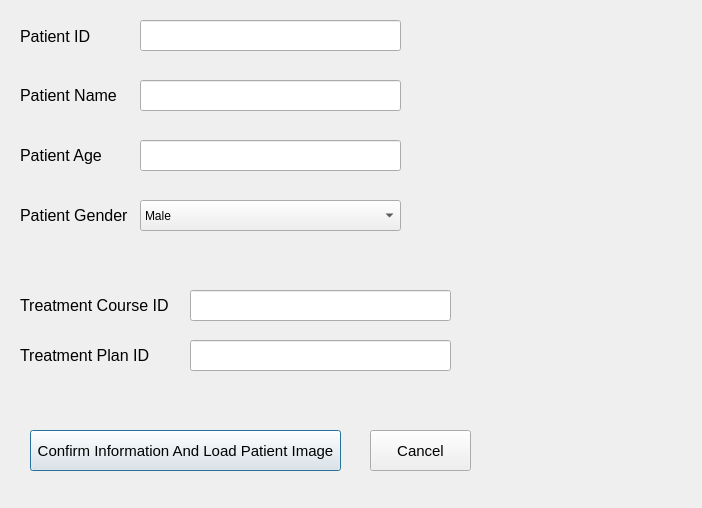
The window that Modules/Loadable/SRPlanWelcome/Resources/UI/qSRPlanNewPatientDialog.ui (zoulianmp/SRPlan4Snake) describes before a commit, drawn with Qt 5.
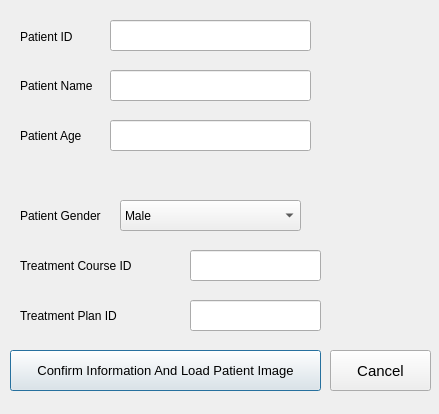
The same window after the commit.

```diff
--- a/Modules/Loadable/SRPlanWelcome/Resources/UI/qSRPlanNewPatientDialog.ui
+++ b/Modules/Loadable/SRPlanWelcome/Resources/UI/qSRPlanNewPatientDialog.ui
@@ -6,8 +6,8 @@
    <rect>
     <x>0</x>
     <y>0</y>
-    <width>702</width>
-    <height>508</height>
+    <width>439</width>
+    <height>414</height>
    </rect>
   </property>
   <property name="windowTitle">
@@ -18,13 +18,14 @@
     <rect>
      <x>20</x>
      <y>200</y>
-     <width>121</width>
+     <width>91</width>
      <height>31</height>
     </rect>
    </property>
    <property name="font">
     <font>
-     <pointsize>12</pointsize>
+     <family>Arial</family>
+     <pointsize>9</pointsize>
      <weight>50</weight>
      <bold>false</bold>
     </font>
@@ -37,14 +38,15 @@
    <property name="geometry">
     <rect>
      <x>20</x>
-     <y>140</y>
-     <width>101</width>
+     <y>120</y>
+     <width>71</width>
      <height>31</height>
     </rect>
    </property>
    <property name="font">
     <font>
-     <pointsize>12</pointsize>
+     <family>Arial</family>
+     <pointsize>9</pointsize>
      <weight>50</weight>
      <bold>false</bold>
     </font>
@@ -56,9 +58,9 @@
   <widget class="QLineEdit" name="lineEdit_age">
    <property name="geometry">
     <rect>
-     <x>140</x>
-     <y>140</y>
-     <width>261</width>
+     <x>110</x>
+     <y>120</y>
+     <width>201</width>
      <height>31</height>
     </rect>
    </property>
@@ -66,9 +68,9 @@
   <widget class="QLineEdit" name="lineEdit_name">
    <property name="geometry">
     <rect>
-     <x>140</x>
-     <y>80</y>
-     <width>261</width>
+     <x>110</x>
+     <y>70</y>
+     <width>201</width>
      <height>31</height>
     </rect>
    </property>
@@ -77,14 +79,15 @@
    <property name="geometry">
     <rect>
      <x>20</x>
-     <y>80</y>
-     <width>111</width>
+     <y>70</y>
+     <width>81</width>
      <height>31</height>
     </rect>
    </property>
    <property name="font">
     <font>
-     <pointsize>12</pointsize>
+     <family>Arial</family>
+     <pointsize>9</pointsize>
     </font>
    </property>
    <property name="text">
@@ -102,7 +105,8 @@
    </property>
    <property name="font">
     <font>
-     <pointsize>12</pointsize>
+     <family>Arial</family>
+     <pointsize>9</pointsize>
      <weight>50</weight>
      <bold>false</bold>
     </font>
@@ -114,9 +118,9 @@
   <widget class="QLineEdit" name="lineEdit_id">
    <property name="geometry">
     <rect>
-     <x>140</x>
+     <x>110</x>
      <y>20</y>
-     <width>261</width>
+     <width>201</width>
      <height>31</height>
     </rect>
    </property>
@@ -124,9 +128,9 @@
   <widget class="QComboBox" name="comboBox_gender">
    <property name="geometry">
     <rect>
-     <x>140</x>
+     <x>120</x>
      <y>200</y>
-     <width>261</width>
+     <width>181</width>
      <height>31</height>
     </rect>
    </property>
@@ -152,15 +156,16 @@
   <widget class="QPushButton" name="pushButton_loadimage">
    <property name="geometry">
     <rect>
-     <x>30</x>
-     <y>430</y>
+     <x>10</x>
+     <y>350</y>
      <width>311</width>
      <height>41</height>
     </rect>
    </property>
    <property name="font">
     <font>
-     <pointsize>11</pointsize>
+     <family>Arial</family>
+     <pointsize>10</pointsize>
     </font>
    </property>
    <property name="text">
@@ -170,8 +175,8 @@
   <widget class="QPushButton" name="pushButton_cancel">
    <property name="geometry">
     <rect>
-     <x>370</x>
-     <y>430</y>
+     <x>330</x>
+     <y>350</y>
      <width>101</width>
      <height>41</height>
     </rect>
@@ -189,14 +194,15 @@
    <property name="geometry">
     <rect>
      <x>20</x>
-     <y>290</y>
-     <width>161</width>
+     <y>250</y>
+     <width>121</width>
      <height>31</height>
     </rect>
    </property>
    <property name="font">
     <font>
-     <pointsize>12</pointsize>
+     <family>Arial</family>
+     <pointsize>9</pointsize>
      <weight>50</weight>
      <bold>false</bold>
     </font>
@@ -209,8 +215,8 @@
    <property name="geometry">
     <rect>
      <x>190</x>
-     <y>290</y>
-     <width>261</width>
+     <y>250</y>
+     <width>131</width>
      <height>31</height>
     </rect>
    </property>
@@ -219,8 +225,8 @@
    <property name="geometry">
     <rect>
      <x>190</x>
-     <y>340</y>
-     <width>261</width>
+     <y>300</y>
+     <width>131</width>
      <height>31</height>
     </rect>
    </property>
@@ -229,14 +235,15 @@
    <property name="geometry">
     <rect>
      <x>20</x>
-     <y>340</y>
+     <y>300</y>
      <width>161</width>
      <height>31</height>
     </rect>
    </property>
    <property name="font">
     <font>
-     <pointsize>12</pointsize>
+     <family>Arial</family>
+     <pointsize>9</pointsize>
      <weight>50</weight>
      <bold>false</bold>
     </font>
```
